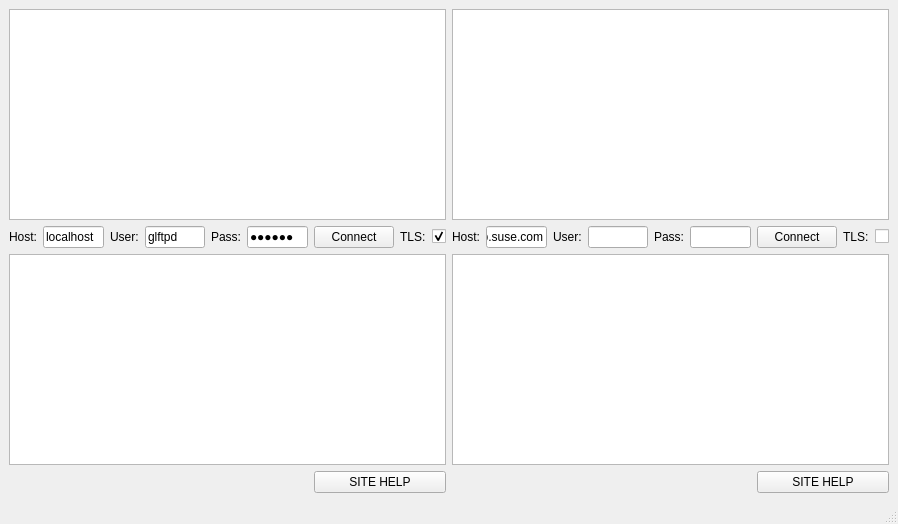
Above: kasablanca-python/trunk/kasablancamainwindow.ui from BackupTheBerlios/kasablanca-svn before the change. Below: the same form after it.
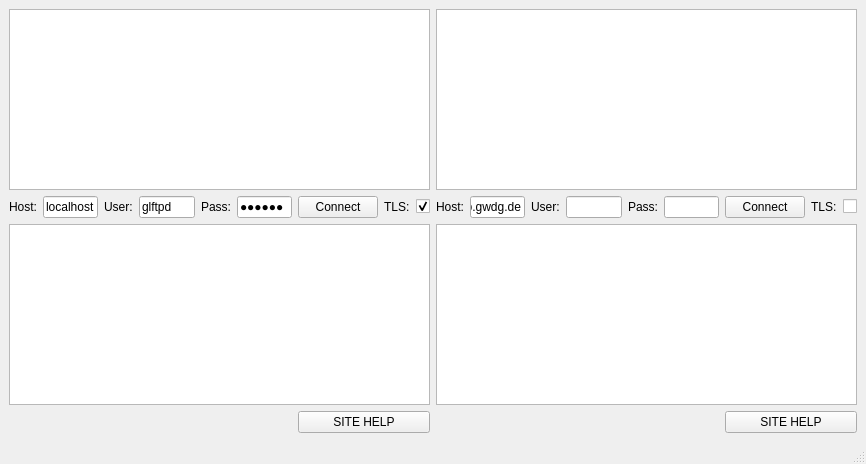
That is the form after the change.

Commit message: - added progress svg widget.

Diff of the .ui file:
```diff
--- a/kasablanca-python/trunk/kasablancamainwindow.ui
+++ b/kasablanca-python/trunk/kasablancamainwindow.ui
@@ -5,41 +5,33 @@
    <rect>
     <x>0</x>
     <y>0</y>
-    <width>898</width>
-    <height>524</height>
+    <width>866</width>
+    <height>464</height>
    </rect>
   </property>
   <property name="windowTitle" >
    <string>MainWindow</string>
   </property>
   <widget class="QWidget" name="centralwidget" >
+   <layout class="QGridLayout" name="gridLayout_3" >
+    <item row="0" column="0" >
+     <widget class="QFrame" name="frame" >
+      <property name="enabled" >
+       <bool>true</bool>
+      </property>
+      <property name="frameShape" >
+       <enum>QFrame::NoFrame</enum>
+      </property>
+      <property name="frameShadow" >
+       <enum>QFrame::Plain</enum>
+      </property>
+      <property name="lineWidth" >
+       <number>0</number>
+      </property>
    <layout class="QGridLayout" name="gridLayout" >
-    <item row="0" column="0" colspan="9" >
-     <widget class="QTreeView" name="fileView" >
-      <property name="rootIsDecorated" >
-       <bool>false</bool>
-      </property>
-      <property name="itemsExpandable" >
-       <bool>false</bool>
-      </property>
-      <property name="expandsOnDoubleClick" >
-       <bool>false</bool>
-      </property>
-     </widget>
-    </item>
-    <item row="0" column="9" colspan="9" >
-     <widget class="QTreeView" name="fileView_2" >
-      <property name="rootIsDecorated" >
-       <bool>false</bool>
-      </property>
-      <property name="itemsExpandable" >
-       <bool>false</bool>
-      </property>
-      <property name="expandsOnDoubleClick" >
-       <bool>false</bool>
-      </property>
-     </widget>
-    </item>
+       <property name="margin" >
+        <number>0</number>
+       </property>
     <item row="1" column="0" >
      <widget class="QLabel" name="label" >
       <property name="text" >
@@ -112,42 +104,112 @@
       </property>
      </widget>
     </item>
-    <item row="1" column="9" >
+       <item row="2" column="0" colspan="9" >
+        <widget class="QPlainTextEdit" name="logEdit" >
+         <property name="textInteractionFlags" >
+          <set>Qt::TextSelectableByKeyboard|Qt::TextSelectableByMouse</set>
+         </property>
+        </widget>
+       </item>
+       <item row="3" column="6" colspan="3" >
+        <widget class="QPushButton" name="siteButton" >
+         <property name="text" >
+          <string>SITE HELP</string>
+         </property>
+        </widget>
+       </item>
+       <item row="0" column="0" colspan="9" >
+        <widget class="QTreeView" name="fileView" >
+         <property name="rootIsDecorated" >
+          <bool>false</bool>
+         </property>
+         <property name="itemsExpandable" >
+          <bool>false</bool>
+         </property>
+         <property name="expandsOnDoubleClick" >
+          <bool>false</bool>
+         </property>
+        </widget>
+       </item>
+      </layout>
+      <zorder>logEdit</zorder>
+      <zorder>siteButton</zorder>
+      <zorder>tlsCheck</zorder>
+      <zorder>hostEdit</zorder>
+      <zorder>label_2</zorder>
+      <zorder>userEdit</zorder>
+      <zorder>label</zorder>
+      <zorder>passEdit</zorder>
+      <zorder>label_7</zorder>
+      <zorder>label_3</zorder>
+      <zorder>connectButton</zorder>
+      <zorder>fileView</zorder>
+     </widget>
+    </item>
+    <item row="0" column="1" >
+     <widget class="QFrame" name="frame_2" >
+      <property name="frameShape" >
+       <enum>QFrame::NoFrame</enum>
+      </property>
+      <property name="frameShadow" >
+       <enum>QFrame::Plain</enum>
+      </property>
+      <property name="lineWidth" >
+       <number>0</number>
+      </property>
+      <layout class="QGridLayout" name="gridLayout_2" >
+       <property name="margin" >
+        <number>0</number>
+       </property>
+       <item row="0" column="0" colspan="9" >
+        <widget class="QTreeView" name="fileView_2" >
+         <property name="rootIsDecorated" >
+          <bool>false</bool>
+         </property>
+         <property name="itemsExpandable" >
+          <bool>false</bool>
+         </property>
+         <property name="expandsOnDoubleClick" >
+          <bool>false</bool>
+         </property>
+        </widget>
+       </item>
+       <item row="1" column="0" >
      <widget class="QLabel" name="label_5" >
       <property name="text" >
        <string>Host:</string>
       </property>
      </widget>
     </item>
-    <item row="1" column="10" >
+       <item row="1" column="1" >
      <widget class="QLineEdit" name="hostEdit_2" >
       <property name="text" >
-       <string>ftp.suse.com</string>
+          <string>ftp.gwdg.de</string>
       </property>
      </widget>
     </item>
-    <item row="1" column="11" >
+       <item row="1" column="2" >
      <widget class="QLabel" name="label_4" >
       <property name="text" >
        <string>User:</string>
       </property>
      </widget>
     </item>
-    <item row="1" column="12" >
+       <item row="1" column="3" >
      <widget class="QLineEdit" name="userEdit_2" >
       <property name="text" >
        <string></string>
       </property>
      </widget>
     </item>
-    <item row="1" column="13" >
+       <item row="1" column="4" >
      <widget class="QLabel" name="label_6" >
       <property name="text" >
        <string>Pass:</string>
       </property>
      </widget>
     </item>
-    <item row="1" column="14" >
+       <item row="1" column="5" >
      <widget class="QLineEdit" name="passEdit_2" >
       <property name="text" >
        <string></string>
@@ -157,21 +219,21 @@
       </property>
      </widget>
     </item>
-    <item row="1" column="15" >
+       <item row="1" column="6" >
      <widget class="QPushButton" name="connectButton_2" >
       <property name="text" >
        <string>Connect</string>
       </property>
      </widget>
     </item>
-    <item row="1" column="16" >
+       <item row="1" column="7" >
      <widget class="QLabel" name="label_8" >
       <property name="text" >
        <string>TLS:</string>
       </property>
      </widget>
     </item>
-    <item row="1" column="17" >
+       <item row="1" column="8" >
      <widget class="QCheckBox" name="tlsCheck_2" >
       <property name="text" >
        <string/>
@@ -185,13 +247,6 @@
      </widget>
     </item>
     <item row="2" column="0" colspan="9" >
-     <widget class="QPlainTextEdit" name="logEdit" >
-      <property name="textInteractionFlags" >
-       <set>Qt::TextSelectableByKeyboard|Qt::TextSelectableByMouse</set>
-      </property>
-     </widget>
-    </item>
-    <item row="2" column="9" colspan="9" >
      <widget class="QPlainTextEdit" name="logEdit_2" >
       <property name="textInteractionFlags" >
        <set>Qt::TextSelectableByKeyboard|Qt::TextSelectableByMouse</set>
@@ -199,17 +254,13 @@
      </widget>
     </item>
     <item row="3" column="6" colspan="3" >
-     <widget class="QPushButton" name="siteButton" >
-      <property name="text" >
-       <string>SITE HELP</string>
-      </property>
-     </widget>
-    </item>
-    <item row="3" column="15" colspan="3" >
      <widget class="QPushButton" name="siteButton_2" >
       <property name="text" >
        <string>SITE HELP</string>
       </property>
+        </widget>
+       </item>
+      </layout>
      </widget>
     </item>
    </layout>
```
Left out of the diff: 4 changed lines with no effect on the pictures. Lines whose indentation alone changed are shown as unchanged. The commit also changes 3 other files.
